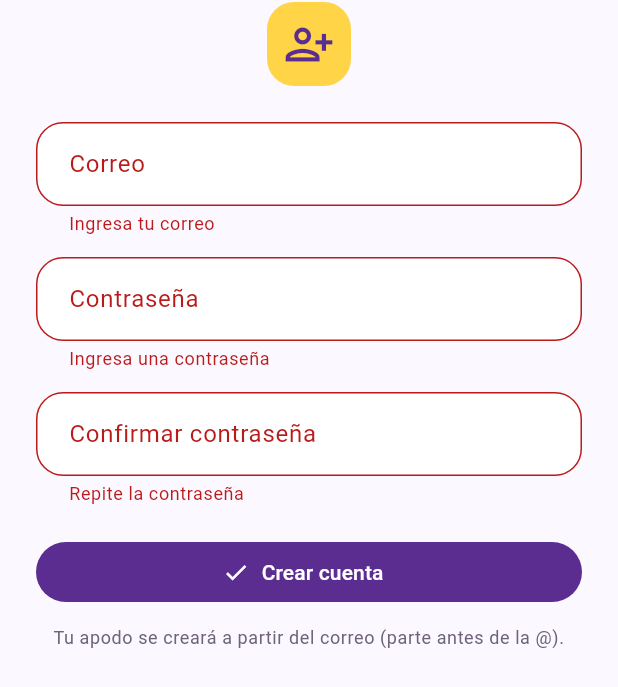
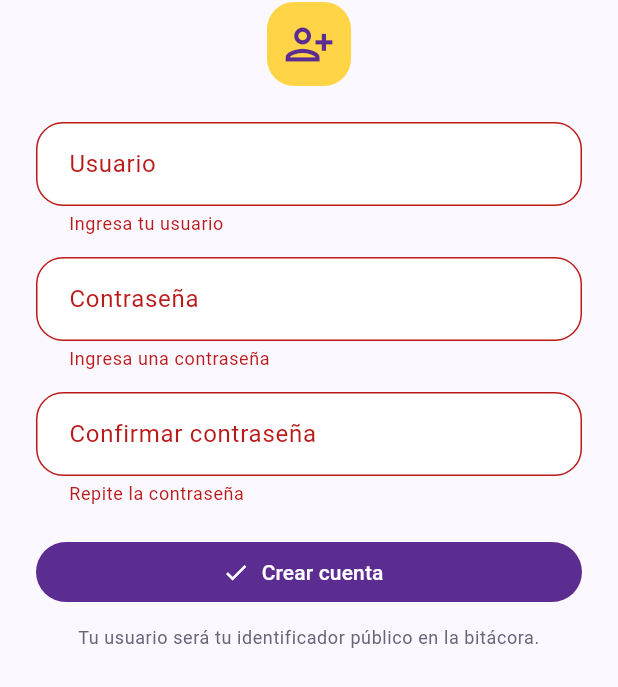
Before and after one commit to cinfuvm/2026_ProyectoAves, a Flutter app: the RegistroScreen screen opened directly, after a tap on "Crear cuenta", on a phone screen of 412 x 824 dp. Shown: the part 334-1021 px from the top of the screen. Run offline on Flutter 3.47's test engine with Material 3 defaults, Android fonts, the phone set to English and light mode, and no system bars; our stand-ins replace google_fonts, image_picker, shared_preferences; missing offline and left inert: dart_frog; accounts and stored records are empty; network calls fail.

Commit message:
Cambia el identificador de usuario de email/nickname a un unico `user`
El contrato `birds_apis.yaml` ya pedia `user` (ej. `anaruiz.aves`), pero
Phoenix autenticaba por `email` y tenia ademas un `nickname` que no se usaba
para entrar. Ahora hay un solo identificador.

- Phoenix: `identity_field :username` y atributo `username` (3-30 caracteres,
  ci_string, unico). Se llama `username` en la base de datos porque `user` es
  palabra reservada de Postgres; en el JSON viaja como `user`.
- `POST /api/user/signin` y `/api/user/login` aceptan `user` y responden
  `{id, user, rol}`. El campo `email` deja de valer (401 / 422).
- Dos migraciones generadas con `mix ash.codegen`: `add_username`, con el
  relleno escrito a mano desde la parte local del email para no perder las
  cuentas existentes, y `drop_email_and_nickname`.
- BFF: normaliza a `{user}`; aun tolera `email`/`nickname` por si alguna
  version vieja del backend los emite.
- App: `Usuario.email` pasa a `Usuario.user`. Login y registro piden el
  usuario y validan 3-30 caracteres igual que el backend; el perfil deja de
  repetir el nombre.

Verificado en local: `mix precommit` (18), `mix ash.codegen --check`,
`dart test` (45), `probar_images.ps1` 46/46, `probar_bff.ps1` 29/29,
`probar_espejo.ps1` 12/12 y `flutter test integration_test` (2/2).

```diff
--- a/bff/lib/backend.dart
+++ b/bff/lib/backend.dart
@@ -197,18 +197,16 @@ String? _textoLegible(dynamic elemento) {
 
   // Reglas conocidas del backend (Ash devuelve mensajes con breadcrumb).
   if (texto.contains('has already been taken')) {
-    if (texto.contains('for email')) return 'El email ya está registrado.';
-    if (texto.contains('for nickname')) return 'El nickname ya está en uso.';
+    if (texto.contains('for username')) return 'El usuario ya está en uso.';
     return 'El valor ya está registrado.';
   }
   const requeridos = <String, String>{
-    'argument email is required': 'El email es obligatorio.',
-    'attribute email is required': 'El email es obligatorio.',
+    'argument username is required': 'El usuario es obligatorio.',
+    'attribute username is required': 'El usuario es obligatorio.',
     'argument password is required': 'La contraseña es obligatoria.',
     'argument password_confirmation is required':
         'Debes confirmar la contraseña.',
     'argument confirm_password is required': 'Debes confirmar la contraseña.',
-    'attribute nickname is required': 'El nickname es obligatorio.',
   };
   for (final entrada in requeridos.entries) {
     if (texto.contains(entrada.key)) return entrada.value;
@@ -246,7 +244,7 @@ String? _textoLegible(dynamic elemento) {
 // shape estable para la app, así un cambio de forma solo toca el BFF.
 // ---------------------------------------------------------------------------
 
-/// `login`/`signin` → `{"data": {"token": "...", "user": {"email","nickname"}}}`.
+/// `login`/`signin` → `{"data": {"token": "...", "user": {"user": "..."}}}`.
 ///
 /// Devuelve `null` si no hay token, y en ese caso la respuesta pasa tal cual.
 Map<String, dynamic>? normalizarSesion(String cuerpo) {
@@ -266,7 +264,7 @@ Map<String, dynamic>? normalizarSesion(String cuerpo) {
   };
 }
 
-/// `GET /api/user/me` → `{"user": {"email": "...", "nickname": "..."}}`.
+/// `GET /api/user/me` → `{"user": {"user": "..."}}`.
 Map<String, dynamic>? normalizarUsuario(String cuerpo) {
   final json = _comoMapa(_decodificar(cuerpo));
   if (json == null) return null;
@@ -277,18 +275,17 @@ Map<String, dynamic>? normalizarUsuario(String cuerpo) {
   return {'user': _usuarioNormalizado(datos)};
 }
 
-/// `user` puede venir como string o como objeto, con o sin `nickname`.
+/// `user` puede venir como string o como objeto con el identificador dentro.
+///
+/// El backend lo manda como `user`; se toleran `email` y `nickname` por si
+/// alguna versión vieja aún los emite.
 Map<String, dynamic> _usuarioNormalizado(dynamic usuario) {
-  if (usuario is String) {
-    return {'email': usuario, 'nickname': usuario};
-  }
+  if (usuario is String) return {'user': usuario};
+
   final mapa = _comoMapa(usuario) ?? const <String, dynamic>{};
-  final email = mapa['email'] as String? ?? '';
-  final nickname = mapa['nickname'] as String? ?? '';
-  return {
-    'email': email,
-    'nickname': nickname.isNotEmpty ? nickname : email,
-  };
+  final identificador = mapa['user'] ?? mapa['email'] ?? mapa['nickname'];
+
+  return {'user': identificador is String ? identificador : ''};
 }
 
 dynamic _decodificar(String cuerpo) {
--- a/mobile/lib/models/usuario.dart
+++ b/mobile/lib/models/usuario.dart
@@ -1,21 +1,24 @@
 class Usuario {
-  const Usuario({required this.nombre, this.email = '', this.token});
+  const Usuario({required this.nombre, this.user = '', this.token});
 
   factory Usuario.fromJson(Map<String, dynamic> json) {
     return Usuario(
       nombre: json['nombre'] as String? ?? 'Usuario',
-      email: json['email'] as String? ?? '',
+      user: json['user'] as String? ?? '',
       token: json['token'] as String?,
     );
   }
 
+  /// Identificador público, tal y como lo manda el backend en el campo `user`.
+  final String user;
+
+  /// Nombre visible. Se rellena con `user` porque ya no hay un apodo aparte.
   final String nombre;
-  final String email;
   final String? token;
 
   Map<String, dynamic> toJson() => {
     'nombre': nombre,
-    if (email.isNotEmpty) 'email': email,
+    if (user.isNotEmpty) 'user': user,
     if (token != null) 'token': token,
   };
 }
--- a/mobile/lib/screens/registro_screen.dart
+++ b/mobile/lib/screens/registro_screen.dart
@@ -13,7 +13,7 @@ class RegistroScreen extends StatefulWidget {
 
 class _RegistroScreenState extends State<RegistroScreen> {
   final _formularioKey = GlobalKey<FormState>();
-  final _emailController = TextEditingController();
+  final _usuarioController = TextEditingController();
   final _passwordController = TextEditingController();
   final _confirmacionController = TextEditingController();
   final _authService = AuthService();
@@ -22,7 +22,7 @@ class _RegistroScreenState extends State<RegistroScreen> {
 
   @override
   void dispose() {
-    _emailController.dispose();
+    _usuarioController.dispose();
     _passwordController.dispose();
     _confirmacionController.dispose();
     super.dispose();
@@ -36,7 +36,7 @@ class _RegistroScreenState extends State<RegistroScreen> {
     });
     try {
       await _authService.registrarse(
-        user: _emailController.text,
+        user: _usuarioController.text,
         password: _passwordController.text,
         confirmacion: _confirmacionController.text,
       );
@@ -52,11 +52,12 @@ class _RegistroScreenState extends State<RegistroScreen> {
     }
   }
 
-  String? _validarEmail(String? valor) {
+  // El backend admite de 3 a 30 caracteres (ver `Aves.Accounts.User`).
+  String? _validarUsuario(String? valor) {
     final texto = valor?.trim() ?? '';
-    if (texto.isEmpty) return 'Ingresa tu correo';
-    if (!texto.contains('@') || !texto.contains('.')) {
-      return 'Ingresa un correo válido';
+    if (texto.isEmpty) return 'Ingresa tu usuario';
+    if (texto.length < 3 || texto.length > 30) {
+      return 'Debe tener entre 3 y 30 caracteres';
     }
     return null;
   }
@@ -126,11 +127,12 @@ class _RegistroScreenState extends State<RegistroScreen> {
                     ),
                     const SizedBox(height: 24),
                     TextFormField(
-                      controller: _emailController,
-                      keyboardType: TextInputType.emailAddress,
+                      controller: _usuarioController,
+                      keyboardType: TextInputType.text,
                       textInputAction: TextInputAction.next,
-                      decoration: const InputDecoration(labelText: 'Correo'),
-                      validator: _validarEmail,
+                      autofillHints: const [AutofillHints.newUsername],
+                      decoration: const InputDecoration(labelText: 'Usuario'),
+                      validator: _validarUsuario,
                     ),
                     const SizedBox(height: 14),
                     TextFormField(
@@ -194,7 +196,7 @@ class _RegistroScreenState extends State<RegistroScreen> {
                     ),
                     const SizedBox(height: 12),
                     Text(
-                      'Tu apodo se creará a partir del correo (parte antes de la @).',
+                      'Tu usuario será tu identificador público en la bitácora.',
                       textAlign: TextAlign.center,
                       style: Theme.of(context).textTheme.bodySmall
                           ?.copyWith(color: marca.textoSecundario),
--- a/mobile/lib/services/auth_service.dart
+++ b/mobile/lib/services/auth_service.dart
@@ -65,22 +65,24 @@ class AuthService {
   }
 
   Future<Usuario> iniciarSesion({
-    required String email,
+    required String usuario,
     required String password,
   }) async {
     if (ApiConfig.usarMock) {
-      return _iniciarSesionMock(email: email, password: password);
+      return _iniciarSesionMock(usuario: usuario, password: password);
     }
-    return _iniciarSesionBff(user: email.trim(), password: password);
+    return _iniciarSesionBff(user: usuario.trim(), password: password);
   }
 
   Future<Usuario> _iniciarSesionMock({
-    required String email,
+    required String usuario,
     required String password,
   }) async {
-    final emailNormalizado = email.trim().toLowerCase();
-    if (!emailNormalizado.contains('@') || !emailNormalizado.contains('.')) {
-      throw const FormatException('Ingresa un correo válido.');
+    final identificador = usuario.trim().toLowerCase();
+    if (identificador.length < 3 || identificador.length > 30) {
+      throw const FormatException(
+        'El usuario debe tener entre 3 y 30 caracteres.',
+      );
     }
     if (password.trim().length < 4) {
       throw const FormatException(
@@ -88,14 +90,13 @@ class AuthService {
       );
     }
 
-    final nombre = emailNormalizado.split('@').first;
-    final usuario = Usuario(
-      nombre: nombre.isEmpty ? 'Usuario' : nombre,
-      email: emailNormalizado,
+    final sesion = Usuario(
+      nombre: identificador,
+      user: identificador,
       token: 'mock-token-${DateTime.now().millisecondsSinceEpoch}',
     );
-    await _guardarSesion(usuario);
-    return usuario;
+    await _guardarSesion(sesion);
+    return sesion;
   }
 
   Future<Usuario> _iniciarSesionBff({
@@ -105,7 +106,7 @@ class AuthService {
     final cliente = ApiClient();
     try {
       final respuesta = await cliente.postJson('/api/user/login', {
-        'email': user.trim(),
+        'user': user.trim(),
         'password': password,
       });
       final sesion = _parsearSesion(respuesta.bodyBytes, user);
@@ -124,15 +125,12 @@ class AuthService {
     required String confirmacion,
   }) async {
     if (ApiConfig.usarMock) {
-      return _iniciarSesionMock(email: user, password: password);
+      return _iniciarSesionMock(usuario: user, password: password);
     }
     final cliente = ApiClient();
     try {
-      final correo = user.trim();
-      final nickname = correo.contains('@') ? correo.split('@').first : correo;
       final respuesta = await cliente.postJson('/api/user/signin', {
-        'email': correo,
-        'nickname': nickname,
+        'user': user.trim(),
         'password': password,
         'confirm_password': confirmacion,
       });
@@ -160,16 +158,19 @@ class AuthService {
       throw const FormatException('El servidor no devolvió un token.');
     }
     final usuarioCrudo = sesion['user'];
-    String email = user;
-    String nombre = user;
+    // `user` puede venir como string (identificador) o como objeto con los
+    // datos del usuario dentro.
+    String identificador = user.trim();
+    String nombre = identificador;
     if (usuarioCrudo is Map<String, dynamic>) {
-      email = (usuarioCrudo['email'] as String?) ?? user;
-      final nickname = usuarioCrudo['nickname'] as String?;
-      nombre = (nickname != null && nickname.isNotEmpty) ? nickname : email;
+      final delServidor = (usuarioCrudo['user'] as String?) ?? '';
+      if (delServidor.isNotEmpty) identificador = delServidor;
+      nombre = identificador;
     } else if (usuarioCrudo is String && usuarioCrudo.isNotEmpty) {
       nombre = usuarioCrudo;
+      identificador = usuarioCrudo;
     }
-    return Usuario(nombre: nombre, email: email, token: token);
+    return Usuario(nombre: nombre, user: identificador, token: token);
   }
 
   Usuario _usuarioDesdeMe(List<int> cuerpo, String? token) {
@@ -178,11 +179,10 @@ class AuthService {
     if (datos is! Map<String, dynamic>) {
       throw const FormatException('Respuesta de usuario no válida.');
     }
-    final email = (datos['email'] as String?) ?? '';
-    final nickname = datos['nickname'] as String?;
+    final user = (datos['user'] as String?) ?? '';
     return Usuario(
-      nombre: (nickname != null && nickname.isNotEmpty) ? nickname : email,
-      email: email,
+      nombre: user.isEmpty ? 'Usuario' : user,
+      user: user,
       token: token,
     );
   }
```
Also changed, not shown: mobile/lib/screens/login_screen.dart (+17 -10 lines), mobile/lib/screens/perfil_screen.dart (+4 -10 lines), 14 other files. Lines whose indentation alone changed are shown as unchanged.
